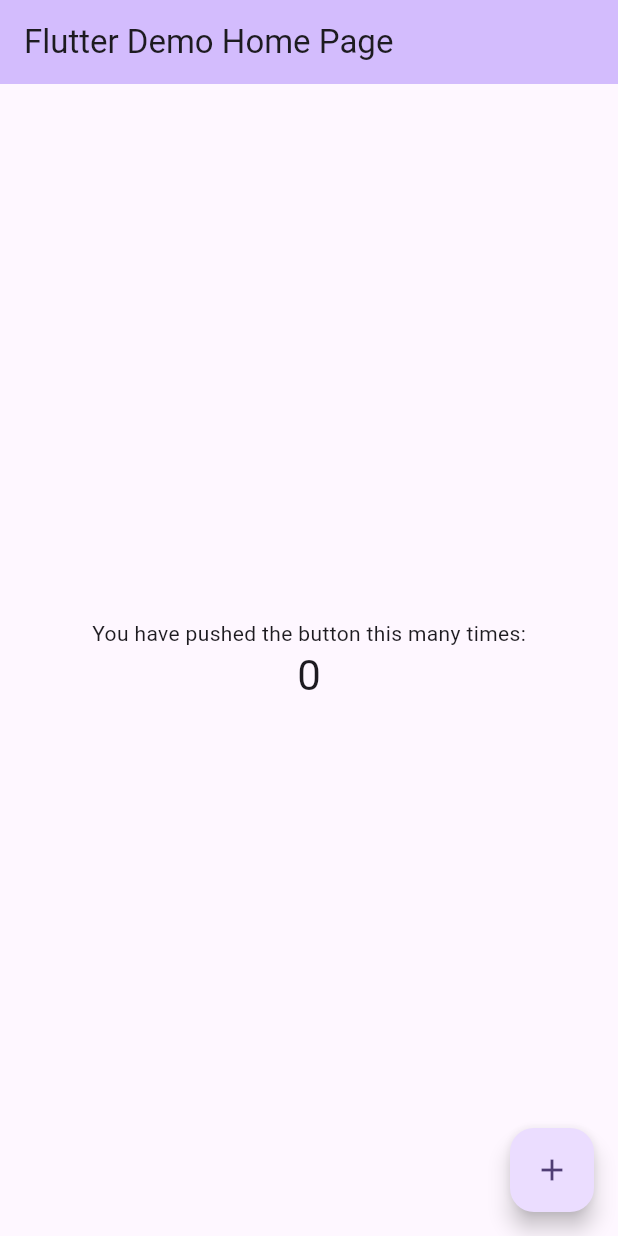
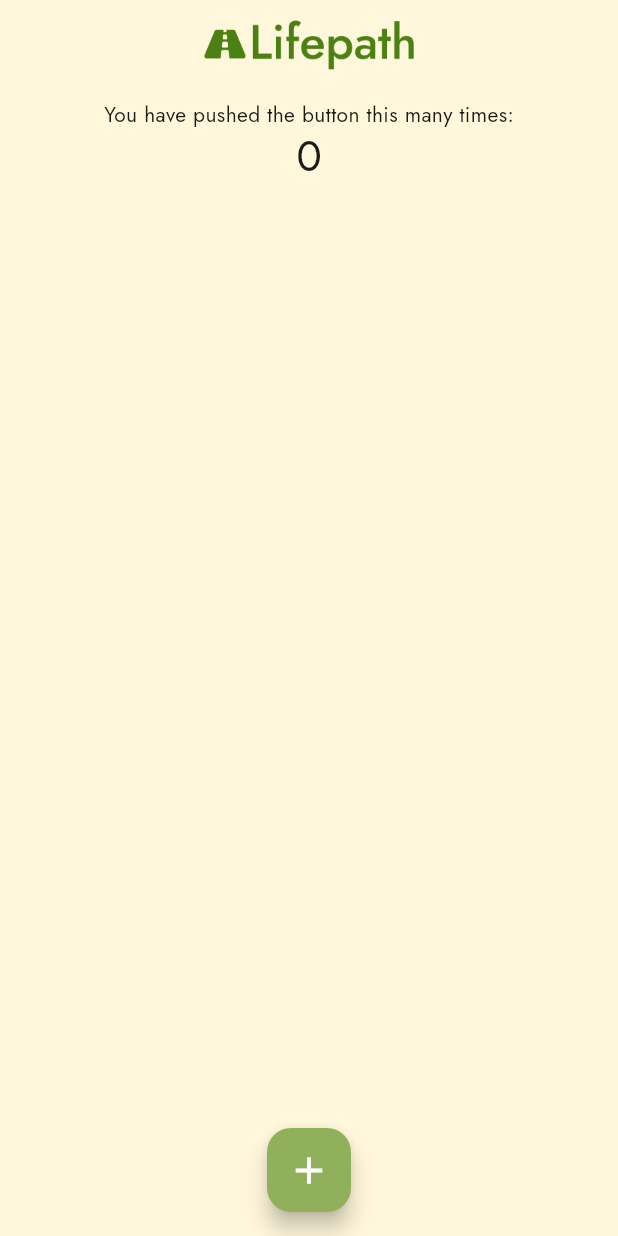
Before and after one commit to BennyWu1210/LifeLog-App, a Flutter app: the screen it shows after launch, on a phone screen of 412 x 824 dp. Run offline on Flutter 3.47's test engine with Material 3 defaults, Android fonts, the phone set to English and light mode, and no system bars; our stand-ins replace google_fonts.

Commit message:
app title

```diff
--- a/Flutter/lib/main.dart
+++ b/Flutter/lib/main.dart
@@ -1,8 +1,12 @@
 import 'package:flutter/material.dart';
+import 'package:google_fonts/google_fonts.dart';
 
 void main() {
   runApp(const MyApp());
 }
+
+const bgcolor = Color.fromRGBO(255, 247, 219, 1);
+const medgreen = Color.fromRGBO(144, 176, 91, 1);
 
 class MyApp extends StatelessWidget {
   const MyApp({super.key});
@@ -28,8 +32,13 @@ class MyApp extends StatelessWidget {
         //
         // This works for code too, not just values: Most code changes can be
         // tested with just a hot reload.
-        colorScheme: ColorScheme.fromSeed(seedColor: Colors.deepPurple),
+        colorScheme: ColorScheme.fromSeed(
+            seedColor: const Color.fromRGBO(134, 177, 9, 1),
+            brightness: Brightness.light
+        ),
         useMaterial3: true,
+        scaffoldBackgroundColor: bgcolor,
+        fontFamily: GoogleFonts.jost().fontFamily
       ),
       home: const MyHomePage(title: 'Flutter Demo Home Page'),
     );
@@ -81,10 +90,14 @@ class _MyHomePageState extends State<MyHomePage> {
         // TRY THIS: Try changing the color here to a specific color (to
         // Colors.amber, perhaps?) and trigger a hot reload to see the AppBar
         // change color while the other colors stay the same.
-        backgroundColor: Theme.of(context).colorScheme.inversePrimary,
+        backgroundColor: bgcolor,
+        centerTitle: true,
         // Here we take the value from the MyHomePage object that was created by
         // the App.build method, and use it to set our appbar title.
-        title: Text(widget.title),
+        title: Image.asset(
+          'assets/images/lp_logo_l.png',
+          scale: 4,
+        )
       ),
       body: Center(
         // Center is a layout widget. It takes a single child and positions it
@@ -103,8 +116,9 @@ class _MyHomePageState extends State<MyHomePage> {
           // TRY THIS: Invoke "debug painting" (choose the "Toggle Debug Paint"
           // action in the IDE, or press "p" in the console), to see the
           // wireframe for each widget.
-          mainAxisAlignment: MainAxisAlignment.center,
+          // mainAxisAlignment: MainAxisAlignment.center,
           children: <Widget>[
+            const SizedBox(height: 10,),
             const Text(
               'You have pushed the button this many times:',
             ),
@@ -118,8 +132,10 @@ class _MyHomePageState extends State<MyHomePage> {
       floatingActionButton: FloatingActionButton(
         onPressed: _incrementCounter,
         tooltip: 'Increment',
-        child: const Icon(Icons.add),
+        backgroundColor: medgreen,
+        child: const Icon(Icons.add, color: Colors.white, size: 30.0,)
       ), // This trailing comma makes auto-formatting nicer for build methods.
+      floatingActionButtonLocation: FloatingActionButtonLocation.centerFloat,
     );
   }
 }
--- a/Flutter/pubspec.yaml
+++ b/Flutter/pubspec.yaml
@@ -29,12 +29,14 @@ environment:
 # versions available, run `flutter pub outdated`.
 dependencies:
   flutter:
+
     sdk: flutter
 
 
   # The following adds the Cupertino Icons font to your application.
   # Use with the CupertinoIcons class for iOS style icons.
   cupertino_icons: ^1.0.2
+  google_fonts: ^6.1.0
 
 dev_dependencies:
   flutter_test:
@@ -52,6 +54,8 @@ dev_dependencies:
 
 # The following section is specific to Flutter packages.
 flutter:
+  assets:
+    - assets/images/
 
   # The following line ensures that the Material Icons font is
   # included with your application, so that you can use the icons in
```
Also changed, not shown: Flutter/assets/images/lp_logo_l.png (added), Flutter/pubspec.lock, 1 other file.
